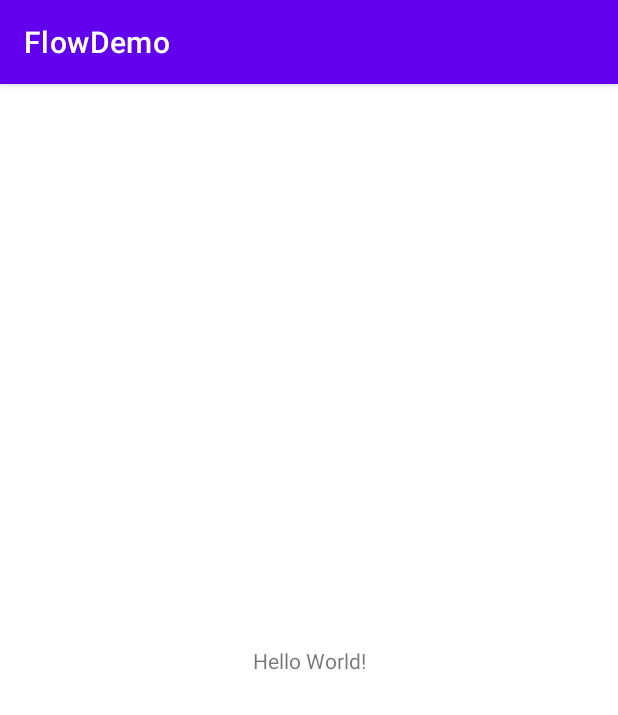
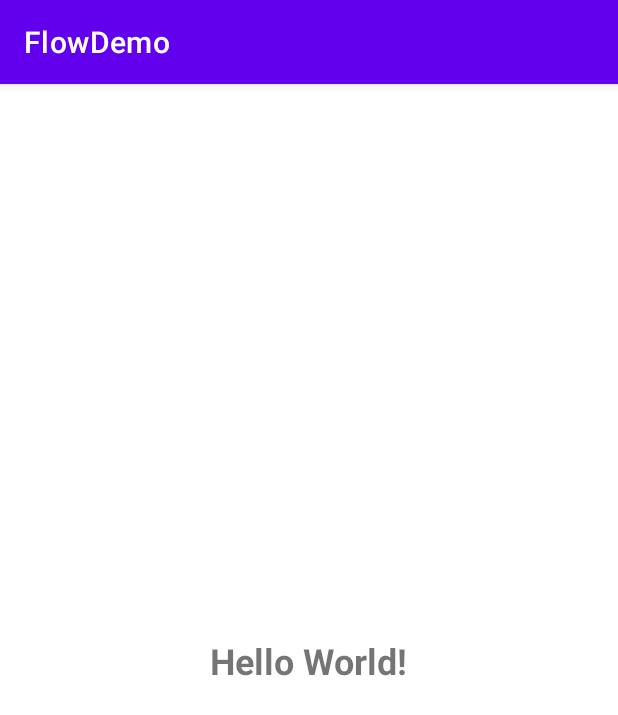
Before and after one commit to sanskar10100/FlowDemo, an Android app: the screen it shows after launch (MainActivity), on a phone screen of 412 x 824 dp. Shown: the top 715 px of the screen. Run offline under Robolectric (Android 15) with nearby library versions, the light colour scheme and no system bars; 1 statement that could not run was skipped.

Commit message:
Finish demo app

```diff
--- a/app/src/main/AndroidManifest.xml
+++ b/app/src/main/AndroidManifest.xml
@@ -2,7 +2,10 @@
 <manifest xmlns:android="http://schemas.android.com/apk/res/android"
     package="dev.sanskar.flowdemo">
 
+    <uses-permission android:name="android.permission.INTERNET" />
+
     <application
+        android:usesCleartextTraffic="true"
         android:allowBackup="true"
         android:icon="@mipmap/ic_launcher"
         android:label="@string/app_name"
--- /dev/null
+++ b/app/src/main/java/dev/sanskar/flowdemo/ApiResponse.kt
@@ -0,0 +1,4 @@
+package dev.sanskar.flowdemo
+
+// Data class
+data class ApiResponse(val message: String)
--- a/app/src/main/java/dev/sanskar/flowdemo/MainActivity.kt
+++ b/app/src/main/java/dev/sanskar/flowdemo/MainActivity.kt
@@ -2,10 +2,32 @@ package dev.sanskar.flowdemo
 
 import androidx.appcompat.app.AppCompatActivity
 import android.os.Bundle
+import android.widget.TextView
+import androidx.activity.viewModels
+import androidx.lifecycle.Lifecycle
+import androidx.lifecycle.lifecycleScope
+import androidx.lifecycle.repeatOnLifecycle
+import kotlinx.coroutines.flow.collect
+import kotlinx.coroutines.launch
 
 class MainActivity : AppCompatActivity() {
+    private val viewModel by viewModels<MainViewModel>()
+    private lateinit var textView: TextView
+
     override fun onCreate(savedInstanceState: Bundle?) {
         super.onCreate(savedInstanceState)
         setContentView(R.layout.activity_main)
+        textView = findViewById(R.id.textView)
+
+        // Activity Code - Inside onCreate
+        lifecycleScope.launch {
+            repeatOnLifecycle(Lifecycle.State.CREATED) {
+                launch {
+                    viewModel.response.collect {
+                        textView.text = it.message
+                    }
+                }
+            }
+        }
     }
 }
--- /dev/null
+++ b/app/src/main/java/dev/sanskar/flowdemo/MainViewModel.kt
@@ -0,0 +1,10 @@
+package dev.sanskar.flowdemo
+
+import androidx.lifecycle.*
+import kotlinx.coroutines.flow.Flow
+import kotlinx.coroutines.launch
+
+// VM
+class MainViewModel : ViewModel() {
+    val response = Repository.latestResponse
+}
--- /dev/null
+++ b/app/src/main/java/dev/sanskar/flowdemo/NetworkService.kt
@@ -0,0 +1,30 @@
+package dev.sanskar.flowdemo
+
+import com.squareup.moshi.Moshi
+import com.squareup.moshi.kotlin.reflect.KotlinJsonAdapterFactory
+import retrofit2.Retrofit
+import retrofit2.converter.moshi.MoshiConverterFactory
+import retrofit2.http.GET
+
+// Network Code
+const val BASE_URL = "http://localhost:8000"
+
+val retrofit: Retrofit =
+    Retrofit.Builder()
+        .baseUrl(BASE_URL)
+        .addConverterFactory(
+            MoshiConverterFactory.create(
+            Moshi.Builder().addLast(KotlinJsonAdapterFactory()).build()
+        ))
+        .build()
+
+interface Api {
+    @GET("latest")
+    suspend fun getRecords(): ApiResponse
+}
+
+object ApiService {
+    val retrofitService: Api by lazy {
+        retrofit.create(Api::class.java)
+    }
+}
--- /dev/null
+++ b/app/src/main/java/dev/sanskar/flowdemo/Repository.kt
@@ -0,0 +1,16 @@
+package dev.sanskar.flowdemo
+
+import kotlinx.coroutines.delay
+import kotlinx.coroutines.flow.Flow
+import kotlinx.coroutines.flow.flow
+
+// Repository
+object Repository {
+    val latestResponse: Flow<ApiResponse> = flow {
+        while (true) {
+            val response = ApiService.retrofitService.getRecords()
+            emit(response)
+            delay(1000)
+        }
+    }
+}
--- a/app/src/main/res/layout/activity_main.xml
+++ b/app/src/main/res/layout/activity_main.xml
@@ -7,9 +7,13 @@
     tools:context=".MainActivity">
 
     <TextView
+        android:id="@+id/textView"
         android:layout_width="wrap_content"
         android:layout_height="wrap_content"
         android:text="Hello World!"
+        android:textSize="24sp"
+        android:textStyle="bold"
+        android:typeface="normal"
         app:layout_constraintBottom_toBottomOf="parent"
         app:layout_constraintLeft_toLeftOf="parent"
         app:layout_constraintRight_toRightOf="parent"
```
Also changed, not shown: app/build.gradle (+10 -0 lines).
